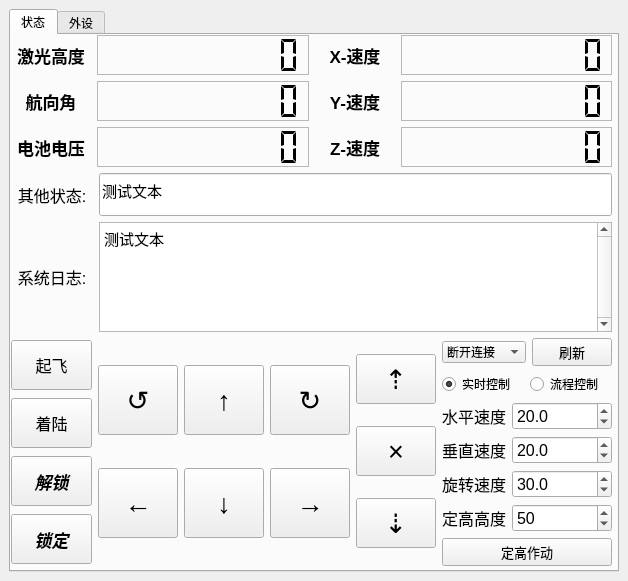
This is python_sdk/fc_gui/gui.ui in ElluIFX/ANO_LX_FC as Qt 5 draws it before an edit. The edited form follows.
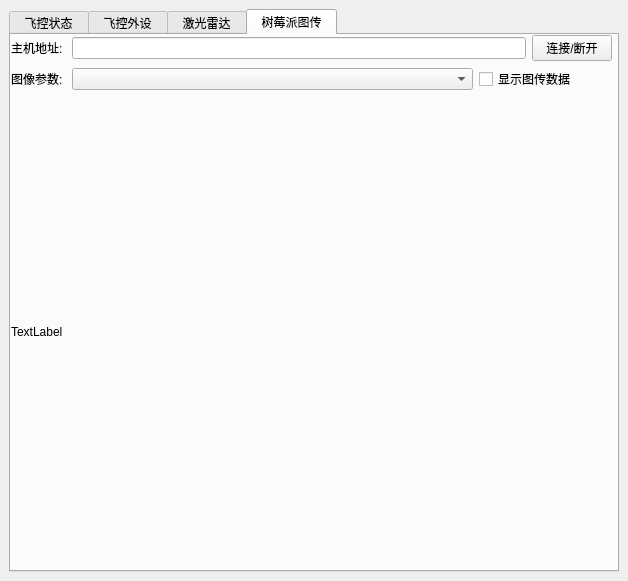
This is the edited form. The open tabs and pages were chosen to show the change.

Commit message: ✨ feat(python sdk): 完成雷达协议解析/点云绘制/映射

```diff
--- a/python_sdk/fc_gui/gui.ui
+++ b/python_sdk/fc_gui/gui.ui
@@ -46,7 +46,7 @@
       </property>
       <widget class="QWidget" name="tab">
        <attribute name="title">
-        <string>状态</string>
+        <string> 飞控状态 </string>
        </attribute>
        <widget class="QWidget" name="layoutWidget">
         <property name="geometry">
@@ -54,7 +54,7 @@
           <x>0</x>
           <y>0</y>
           <width>601</width>
-          <height>531</height>
+          <height>532</height>
          </rect>
         </property>
         <layout class="QVBoxLayout" name="verticalLayout_9">
@@ -1203,7 +1203,7 @@
       </widget>
       <widget class="QWidget" name="tab_2">
        <attribute name="title">
-        <string>外设</string>
+        <string> 飞控外设 </string>
        </attribute>
        <widget class="QWidget" name="gridLayoutWidget">
         <property name="geometry">
@@ -1554,6 +1554,134 @@
         </layout>
        </widget>
       </widget>
+      <widget class="QWidget" name="tab_4">
+       <attribute name="title">
+        <string> 激光雷达 </string>
+       </attribute>
+       <widget class="QWidget" name="verticalLayoutWidget_2">
+        <property name="geometry">
+         <rect>
+          <x>0</x>
+          <y>0</y>
+          <width>601</width>
+          <height>531</height>
+         </rect>
+        </property>
+        <layout class="QVBoxLayout" name="verticalLayout_10" stretch="0,1">
+         <item>
+          <layout class="QHBoxLayout" name="horizontalLayout_23" stretch="0,0">
+           <item>
+            <widget class="QLabel" name="label_16">
+             <property name="text">
+              <string>雷达状态: </string>
+             </property>
+            </widget>
+           </item>
+           <item>
+            <widget class="QLineEdit" name="line_radar_state">
+             <property name="minimumSize">
+              <size>
+               <width>0</width>
+               <height>43</height>
+              </size>
+             </property>
+             <property name="font">
+              <font>
+               <pointsize>11</pointsize>
+              </font>
+             </property>
+             <property name="text">
+              <string>测试文本</string>
+             </property>
+             <property name="dragEnabled">
+              <bool>true</bool>
+             </property>
+             <property name="readOnly">
+              <bool>true</bool>
+             </property>
+             <property name="placeholderText">
+              <string/>
+             </property>
+            </widget>
+           </item>
+          </layout>
+         </item>
+         <item>
+          <widget class="QLabel" name="label_radar_image">
+           <property name="text">
+            <string>TextLabel</string>
+           </property>
+          </widget>
+         </item>
+        </layout>
+       </widget>
+      </widget>
+      <widget class="QWidget" name="tab_3">
+       <attribute name="title">
+        <string> 树莓派图传 </string>
+       </attribute>
+       <widget class="QWidget" name="verticalLayoutWidget">
+        <property name="geometry">
+         <rect>
+          <x>0</x>
+          <y>0</y>
+          <width>601</width>
+          <height>531</height>
+         </rect>
+        </property>
+        <layout class="QVBoxLayout" name="verticalLayout_3" stretch="0,0,1">
+         <item>
+          <layout class="QHBoxLayout" name="horizontalLayout_18">
+           <item>
+            <widget class="QLabel" name="label_13">
+             <property name="text">
+              <string>主机地址: </string>
+             </property>
+            </widget>
+           </item>
+           <item>
+            <widget class="QLineEdit" name="line_sensor_ip"/>
+           </item>
+           <item>
+            <widget class="QPushButton" name="btn_connect_sensor">
+             <property name="text">
+              <string>连接/断开</string>
+             </property>
+            </widget>
+           </item>
+          </layout>
+         </item>
+         <item>
+          <layout class="QHBoxLayout" name="horizontalLayout_19" stretch="0,3,1">
+           <item>
+            <widget class="QLabel" name="label_14">
+             <property name="text">
+              <string>图像参数: </string>
+             </property>
+            </widget>
+           </item>
+           <item>
+            <widget class="QComboBox" name="combo_sensor_parm"/>
+           </item>
+           <item>
+            <widget class="QCheckBox" name="check_display_sensor_info">
+             <property name="text">
+              <string>显示图传数据</string>
+             </property>
+            </widget>
+           </item>
+          </layout>
+         </item>
+         <item>
+          <widget class="QLabel" name="label_sensor_image">
+           <property name="text">
+            <string>TextLabel</string>
+           </property>
+          </widget>
+         </item>
+        </layout>
+       </widget>
+      </widget>
      </widget>
     </item>
    </layout>
```
Left out of the diff: 67 changed lines with no effect on the pictures. The commit also changes 6 other files.
